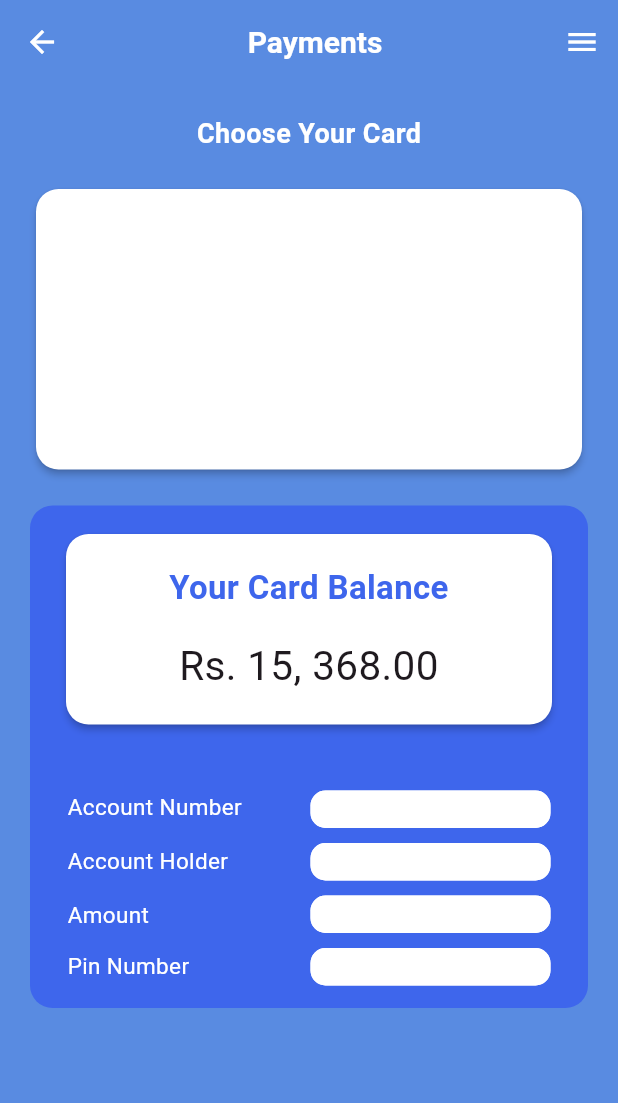
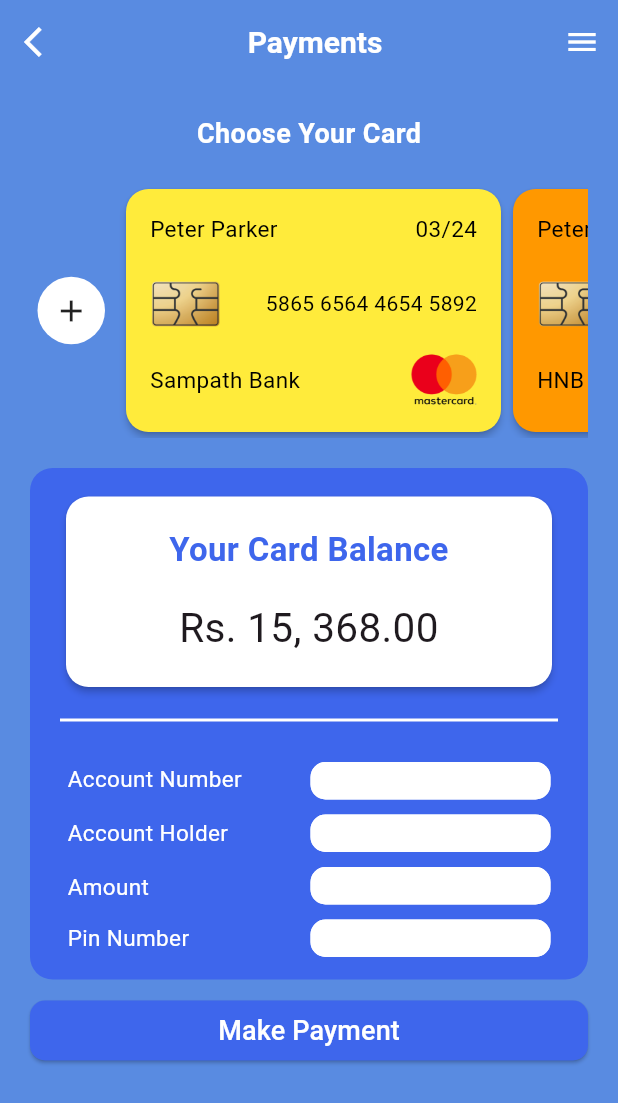
Before and after one commit to Teshan2000/Mobile-Banking-App, a Flutter app: the Payments screen opened directly, on a phone screen of 412 x 824 dp. Shown: the top 1103 px of the screen. Run offline on Flutter 3.47's test engine with Material 3 defaults, Android fonts, the light colour scheme and no system bars; our stand-ins replace shared_preferences; accounts and stored records are empty.

Commit message:
Screens Updated
Other screens were also updated with new designs.

```diff
--- a/banking_app/lib/components/button.dart
+++ b/banking_app/lib/components/button.dart
@@ -20,7 +20,7 @@ class Button extends StatelessWidget {
       width: width,
       child: ElevatedButton(
         style: ElevatedButton.styleFrom(
-          backgroundColor: Colors.purple,
+          backgroundColor: Color.fromRGBO(62, 102, 236, 1),
           foregroundColor: Colors.white,
           shape: const RoundedRectangleBorder(
                 borderRadius: BorderRadius.all(Radius.circular(10)),
--- a/banking_app/lib/screens/login.dart
+++ b/banking_app/lib/screens/login.dart
@@ -9,6 +9,7 @@ class LoginPage extends StatelessWidget {
   @override
   Widget build(BuildContext context) {
     return Scaffold(
+      backgroundColor: const Color.fromRGBO(89, 139, 225, 1),
       body: SingleChildScrollView(
         child: Padding(
           padding: const EdgeInsets.symmetric(horizontal: 25, vertical: 25),
@@ -46,7 +47,7 @@ class LoginPage extends StatelessWidget {
                     'Forgot Your Password?',
                     textAlign: TextAlign.center,
                     style: TextStyle(
-                      color: Colors.purple,
+                      color: Colors.white,
                       fontSize: 16,
                       decorationStyle: TextDecorationStyle.solid,
                     ),
@@ -67,7 +68,7 @@ class LoginPage extends StatelessWidget {
                             TextSpan(
                               text: "  Sign Up",
                               style: const TextStyle(
-                                color: Colors.purple,
+                                color: Colors.white,
                                 fontSize: 17,
                                 decorationStyle: TextDecorationStyle.solid,
                               ),
--- a/banking_app/lib/screens/payment.dart
+++ b/banking_app/lib/screens/payment.dart
@@ -1,15 +1,26 @@
+import 'package:banking_app/components/bankCard.dart';
+import 'package:banking_app/components/button.dart';
+import 'package:banking_app/screens/addCard.dart';
 import 'package:flutter/material.dart';
 
-class Payments extends StatelessWidget {
+class Payments extends StatefulWidget {
   const Payments({super.key});
 
+  @override
+  State<Payments> createState() => _PaymentsState();
+}
+
+class _PaymentsState extends State<Payments> {
   @override
   Widget build(BuildContext context) {
     return Scaffold(
         backgroundColor: const Color.fromRGBO(89, 139, 225, 1),
         appBar: AppBar(
           backgroundColor: const Color.fromRGBO(89, 139, 225, 1),
-          leading: const Icon(Icons.arrow_back, color: Colors.white),
+          leading: IconButton(
+            onPressed: () {Navigator.of(context).pop();},
+            icon: const Icon(Icons.arrow_back_ios, color: Colors.white),
+          ),
           title: const Center(
               child: Text(
             'Payments',
@@ -39,23 +50,58 @@ class Payments extends StatelessWidget {
               const SizedBox(
                 height: 20,
               ),
-              Card(
-                elevation: 2,
-                color: Colors.white,
-                shape: RoundedRectangleBorder(
-                  borderRadius: BorderRadius.circular(15),
-                ),
-                child: const Padding(
-                  padding: EdgeInsets.symmetric(horizontal: 20, vertical: 20),
-                  child: Center(
-                    child: Column(
-                      children: [
-                        SizedBox(
-                          height: 147,
+              SizedBox(
+                height: 170,
+                width: double.infinity,
+                child: ListView(
+                  scrollDirection: Axis.horizontal,
+                  children: [
+                    Row(children: [
+                      const SizedBox(
+                        width: 5,
+                      ),
+                      GestureDetector(
+                        child: Container(
+                          width: 45,
+                          height: 45,
+                          decoration: ShapeDecoration(
+                            color: Colors.white,
+                            shape: RoundedRectangleBorder(
+                              borderRadius: BorderRadius.circular(90),
+                            ),
+                          ),
+                          child: const Padding(
+                              padding: EdgeInsets.all(5),
+                              child: Icon(Icons.add)),
                         ),
-                      ],
-                    ),
-                  ),
+                        onTap: () {
+                          Navigator.push(
+                              context,
+                              MaterialPageRoute(
+                                  builder: (context) => const CardDetails()));
+                        },
+                      ),
+                      const SizedBox(
+                        width: 10,
+                      ),
+                      const BankCard(
+                        name: 'Peter Parker',
+                        cardNumber: '5865 6564 4654 5892',
+                        bankName: 'Sampath Bank',
+                        expireDate: '03/24',
+                        cardType: 'assets/master.png',
+                        color: Colors.yellow,
+                      ),
+                      const BankCard(
+                        name: 'Peter Parker',
+                        cardNumber: '5865 6564 4654 5892',
+                        bankName: 'HNB',
+                        expireDate: '04/23',
+                        cardType: 'assets/visa.png',
+                        color: Colors.orange,
+                      ),
+                    ]),
+                  ],
                 ),
               ),
               const SizedBox(
@@ -109,8 +155,9 @@ class Payments extends StatelessWidget {
                         ),
                       ),
                       const SizedBox(
-                        height: 20,
+                        height: 10,
                       ),
+                      const Divider(thickness: 2, color: Colors.white),
                       Padding(
                         padding: const EdgeInsets.symmetric(
                             horizontal: 5, vertical: 10),
@@ -171,8 +218,10 @@ class Payments extends StatelessWidget {
                                       fillColor: Colors.white,
                                       filled: true,
                                       enabledBorder: OutlineInputBorder(
-                                        borderSide: const BorderSide(color: Colors.white),
-                                        borderRadius: BorderRadius.circular(10)),
+                                          borderSide: const BorderSide(
+                                              color: Colors.white),
+                                          borderRadius:
+                                              BorderRadius.circular(10)),
                                       focusedBorder: OutlineInputBorder(
                                           borderRadius:
                                               BorderRadius.circular(10),
@@ -202,8 +251,10 @@ class Payments extends StatelessWidget {
                                       fillColor: Colors.white,
                                       filled: true,
                                       enabledBorder: OutlineInputBorder(
-                                        borderSide: const BorderSide(color: Colors.white),
-                                        borderRadius: BorderRadius.circular(10)),
+                                          borderSide: const BorderSide(
+                                              color: Colors.white),
+                                          borderRadius:
+                                              BorderRadius.circular(10)),
                                       focusedBorder: OutlineInputBorder(
                                           borderRadius:
                                               BorderRadius.circular(10),
@@ -233,8 +284,10 @@ class Payments extends StatelessWidget {
                                       fillColor: Colors.white,
                                       filled: true,
                                       enabledBorder: OutlineInputBorder(
-                                        borderSide: const BorderSide(color: Colors.white),
-                                        borderRadius: BorderRadius.circular(10)),
+                                          borderSide: const BorderSide(
+                                              color: Colors.white),
+                                          borderRadius:
+                                              BorderRadius.circular(10)),
                                       focusedBorder: OutlineInputBorder(
                                           borderRadius:
                                               BorderRadius.circular(10),
@@ -264,8 +317,10 @@ class Payments extends StatelessWidget {
                                       fillColor: Colors.white,
                                       filled: true,
                                       enabledBorder: OutlineInputBorder(
-                                        borderSide: const BorderSide(color: Colors.white),
-                                        borderRadius: BorderRadius.circular(10)),
+                                          borderSide: const BorderSide(
+                                              color: Colors.white),
+                                          borderRadius:
+                                              BorderRadius.circular(10)),
                                       focusedBorder: OutlineInputBorder(
                                           borderRadius:
                                               BorderRadius.circular(10),
@@ -288,6 +343,18 @@ class Payments extends StatelessWidget {
                       )
                     ],
                   )),
+              const SizedBox(height: 10),
+              Button(
+                title: 'Make Payment',
+                width: double.infinity,
+                disable: false,
+                onPressed: () {
+                  Navigator.push(
+                      context,
+                      MaterialPageRoute(
+                          builder: (context) => const Payments()));
+                },
+              ),
             ]))));
   }
 }
--- a/banking_app/lib/screens/register.dart
+++ b/banking_app/lib/screens/register.dart
@@ -9,6 +9,7 @@ class RegisterPage extends StatelessWidget {
   @override
   Widget build(BuildContext context) {
     return Scaffold(
+      backgroundColor: const Color.fromRGBO(89, 139, 225, 1),
       body: SingleChildScrollView(
         child: Padding(
           padding: const EdgeInsets.symmetric(horizontal: 25, vertical: 25),
@@ -55,7 +56,7 @@ class RegisterPage extends StatelessWidget {
                         TextSpan(
                           text: "  Sign In",
                           style: const TextStyle(
-                            color: Colors.purple,
+                            color: Colors.white,
                             fontSize: 17,
                           ),
                           recognizer: TapGestureRecognizer()
```
Also changed, not shown: banking_app/lib/components/loginForm.dart (+11 -7 lines), banking_app/lib/components/registerForm.dart (+18 -11 lines).
